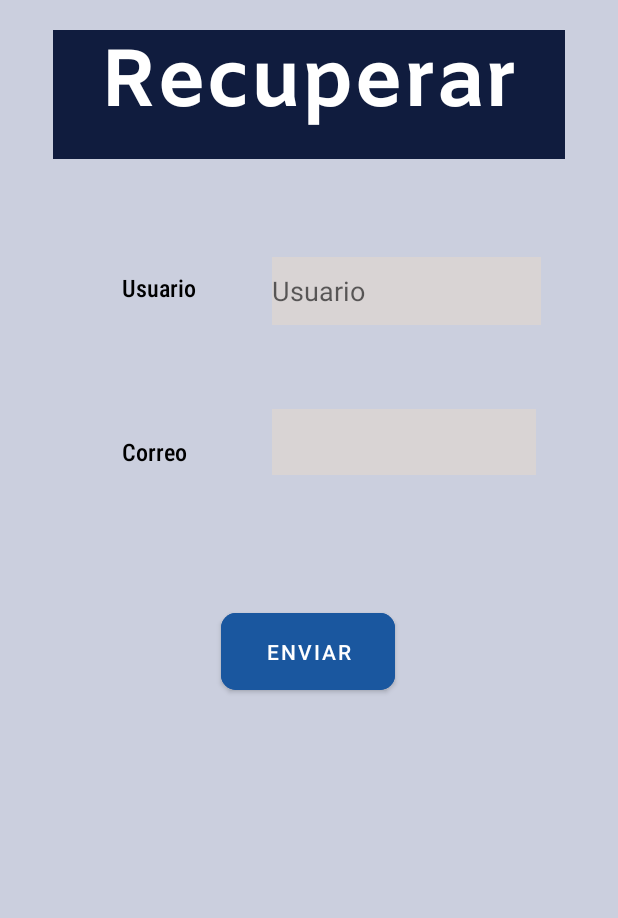
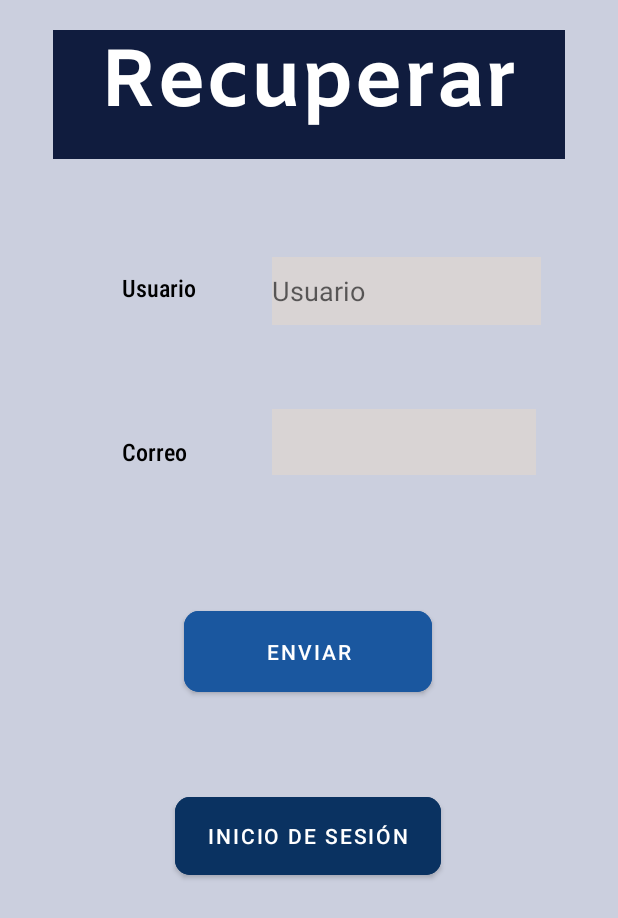
Before and after one commit to AegisFat3/MySplash, an Android app: the olvidar screen opened directly, with no data from a screen before it, on a phone screen of 412 x 824 dp. Shown: the top 918 px of the screen. Run offline under Robolectric (Android 15) with nearby library versions, the phone set to English and light mode, and no system bars; our stand-ins replace Volley.

Commit message:
Version casi final

```diff
--- a/app/src/main/res/layout/activity_olvidar.xml
+++ b/app/src/main/res/layout/activity_olvidar.xml
@@ -87,8 +87,8 @@
 
     <Button
         android:id="@+id/recid"
-        android:layout_width="116dp"
-        android:layout_height="63dp"
+        android:layout_width="165dp"
+        android:layout_height="66dp"
         android:backgroundTint="#1a579f"
         android:text="@string/envy"
         app:cornerRadius="10dp"
@@ -99,4 +99,18 @@
         app:layout_constraintTop_toTopOf="parent"
         app:layout_constraintVertical_bias="0.531" />
 
+    <Button
+        android:id="@+id/loid"
+        android:layout_width="177dp"
+        android:layout_height="64dp"
+        android:backgroundTint="#0A3261"
+        android:text="@string/label4"
+        app:cornerRadius="10dp"
+        app:layout_constraintBottom_toBottomOf="parent"
+        app:layout_constraintEnd_toEndOf="parent"
+        app:layout_constraintHorizontal_bias="0.498"
+        app:layout_constraintStart_toStartOf="parent"
+        app:layout_constraintTop_toTopOf="parent"
+        app:layout_constraintVertical_bias="0.7" />
+
 </androidx.constraintlayout.widget.ConstraintLayout>
```
Also changed, not shown: app/src/main/java/com/example/mysplash/Cluster.java (+5 -5 lines), app/src/main/java/com/example/mysplash/olvidar.java (+107 -12 lines), app/src/main/java/com/example/mysplash/registro.java (+19 -13 lines).
